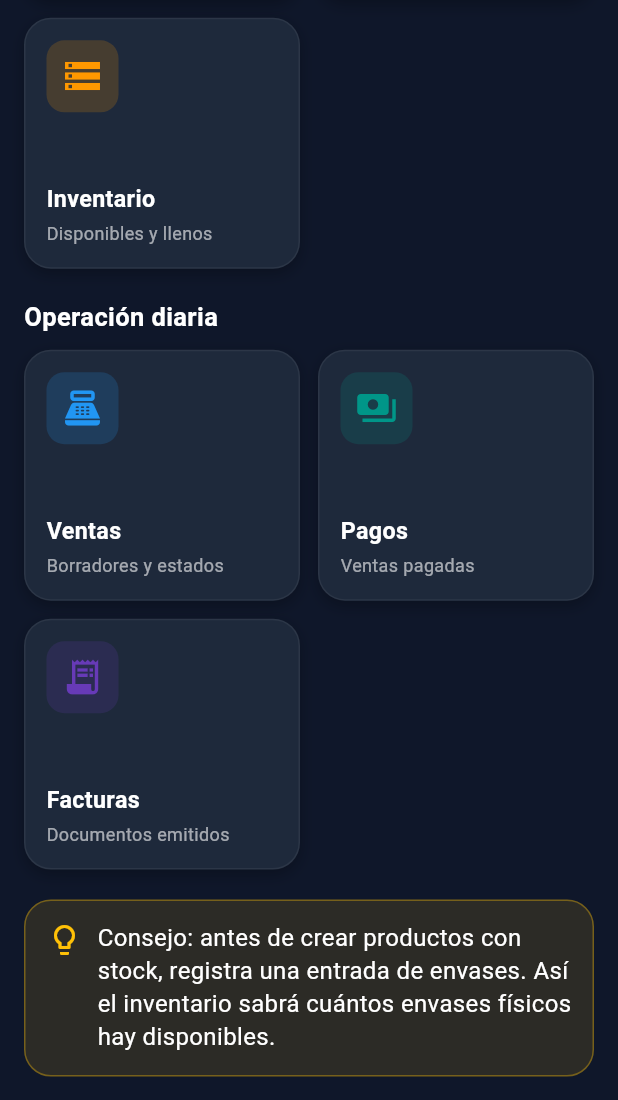
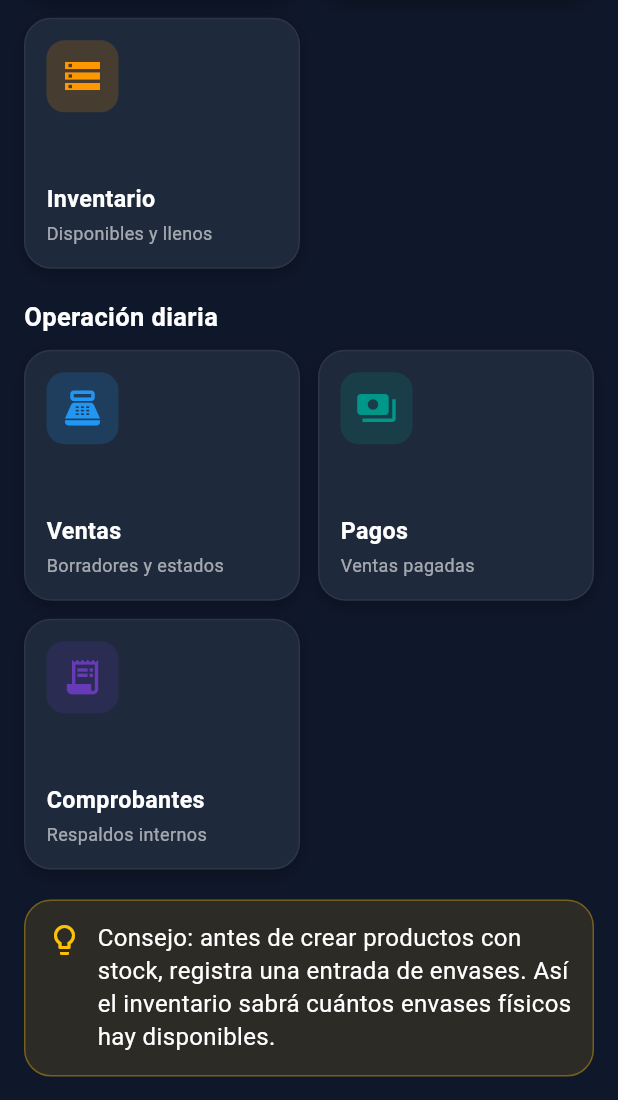
Before and after one commit to gercardena/bintrack_app, a Flutter app: the HomePage screen opened directly, scrolled down 634 dp, on a phone screen of 412 x 824 dp, the part 136-1236 px from its top. Run offline on Flutter 3.47's test engine with Material 3 defaults, Android fonts, the phone set to English and light mode, and no system bars; our stand-ins replace shared_preferences; accounts and stored records are empty; network calls fail.

Commit message:
ui: rename invoices as sales receipts

```diff
--- a/lib/features/clientes/presentation/crear_cliente_page.dart
+++ b/lib/features/clientes/presentation/crear_cliente_page.dart
@@ -237,7 +237,7 @@ class _CrearClientePageState
                     const SizedBox(height: 10),
 
                     _smallHelp(
-                      "Estos datos ayudan para ventas, facturas "
+                      "Estos datos ayudan para ventas, comprobantes"
                       "y seguimiento comercial.",
                     ),
                   ],
@@ -303,7 +303,7 @@ class _CrearClientePageState
           Expanded(
             child: Text(
               "Crea un cliente para poder registrar ventas, "
-              "movimientos de envases, pagos y facturas.",
+              "movimientos de envases, pagos y comprobantes.",
               style: TextStyle(
                 color: Colors.white,
                 height: 1.35,
--- a/lib/features/clientes/presentation/editar_cliente_page.dart
+++ b/lib/features/clientes/presentation/editar_cliente_page.dart
@@ -296,7 +296,7 @@ class _EditarClientePageState
                       "Dirección",
                     ),
                     _smallHelp(
-                      "Estos datos ayudan para ventas, facturas "
+                      "Estos datos ayudan para ventas,comprobantes  "
                       "y seguimiento comercial.",
                     ),
                   ],
--- a/lib/features/home/presentation/home_page.dart
+++ b/lib/features/home/presentation/home_page.dart
@@ -183,8 +183,8 @@ class HomePage extends StatelessWidget {
               ),
               _menuButton(
                 context,
-                title: "Facturas",
-                subtitle: "Documentos emitidos",
+                title: "Comprobantes",
+                subtitle: "Respaldos internos",
                 icon: Icons.receipt_long,
                 color: Colors.deepPurple,
                 page: const InvoicesPage(),
--- a/lib/features/home/presentation/user_guide_page.dart
+++ b/lib/features/home/presentation/user_guide_page.dart
@@ -77,9 +77,9 @@ class UserGuidePage extends StatelessWidget {
           ),
           _stepCard(
             number: "8",
-            title: "Emite factura si corresponde",
+            title: "Genera comprobante si corresponde",
             description:
-                "La factura es opcional y queda asociada a la venta pagada.",
+                "El comprobante es opcional y queda asociado a la venta pagada. No es boleta ni factura tributaria.",
             icon: Icons.receipt_long,
             color: Colors.deepPurple,
           ),
--- a/lib/features/invoices/data/invoices_service.dart
+++ b/lib/features/invoices/data/invoices_service.dart
@@ -11,7 +11,7 @@ class InvoicesService {
 
     if (response.statusCode != 200) {
       throw Exception(
-        "Error cargando facturas: ${response.body}",
+        "Error cargando comprobantes: ${response.body}",
       );
     }
 
@@ -19,7 +19,7 @@ class InvoicesService {
 
     if (decoded is! List) {
       throw Exception(
-        "Respuesta inválida al cargar facturas",
+        "Respuesta inválida al cargar comprobantes",
       );
     }
 
--- a/lib/features/sales/data/services/sale_service.dart
+++ b/lib/features/sales/data/services/sale_service.dart
@@ -196,7 +196,7 @@ class SalesService {
     if (response.statusCode != 200 &&
         response.statusCode != 201) {
       throw Exception(
-        "Error generando factura: ${response.body}",
+        "Error generando comprobante: ${response.body}",
       );
     }
   }
--- a/lib/features/sales/presentation/create_sale_page.dart
+++ b/lib/features/sales/presentation/create_sale_page.dart
@@ -318,7 +318,7 @@ class _CreateSalePageState
             child: Text(
               "Crea una venta seleccionando primero el cliente. "
               "Después podrás agregar productos, confirmar, registrar "
-              "pago y facturar.",
+              "pago y generar comprobante.",
               style: TextStyle(
                 color: Colors.white,
                 height: 1.35,
--- a/lib/features/sales/presentation/sale_readonly_page.dart
+++ b/lib/features/sales/presentation/sale_readonly_page.dart
@@ -108,7 +108,7 @@ class _SaleReadonlyPageState
       case "confirmed":
         return "Venta confirmada. El stock ya fue descontado.";
       case "paid":
-        return "Venta pagada. Puede tener factura asociada.";
+        return "Venta pagada. Puede tener comprobante asociado.";
       case "cancelled":
         return "Venta cancelada. No se puede modificar.";
       default:
```
Also changed, not shown: lib/features/invoices/presentation/invoices_page.dart (+60 -14 lines), lib/features/sales/presentation/sales_page.dart (+4 -4 lines).
